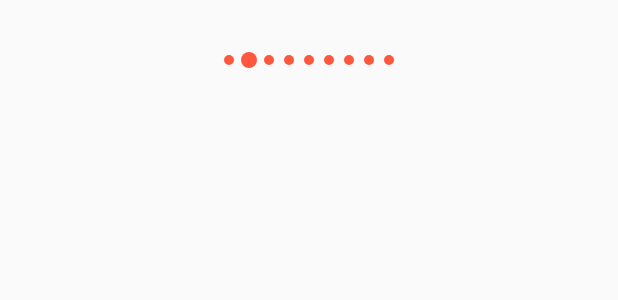
After one commit to yussefsaidi/FoodRecipesNoLocalCache, an Android app: the layout layout_loading_list_item.xml on its own in the app's theme, with its tools: preview values and no code run, on a phone screen of 412 x 824 dp. The commit adds this screen. Shown: the top 300 px of the screen. Run offline under Robolectric (Android 15) with nearby library versions, the phone set to English and light mode, and no system bars.

Commit message:
Add loading view type to RecyclerView

```diff
--- a/app/src/main/java/com/saidiyussef/foodrecipes/RecipeListActivity.java
+++ b/app/src/main/java/com/saidiyussef/foodrecipes/RecipeListActivity.java
@@ -64,6 +64,7 @@ public class RecipeListActivity extends BaseActivity implements OnRecipeListener
         searchView.setOnQueryTextListener(new SearchView.OnQueryTextListener() {
             @Override
             public boolean onQueryTextSubmit(String query) {
+                mAdapter.displayLoading();
                 searchRecipesApi(query, 1);
                 return false;
             }
--- /dev/null
+++ b/app/src/main/java/com/saidiyussef/foodrecipes/util/HorizontalDottedProgress.java
@@ -0,0 +1,128 @@
+package com.saidiyussef.foodrecipes.util;
+
+import android.content.Context;
+import android.graphics.Canvas;
+import android.graphics.Color;
+import android.graphics.Paint;
+import android.util.AttributeSet;
+import android.util.Log;
+import android.view.View;
+import android.view.animation.Animation;
+import android.view.animation.LinearInterpolator;
+import android.view.animation.Transformation;
+
+public class HorizontalDottedProgress extends View {
+    //actual dot radius
+    private int mDotRadius = 5;
+
+    //Bounced Dot Radius
+    private int mBounceDotRadius = 8;
+
+    //to get identified in which position dot has to bounce
+    private int  mDotPosition;
+
+    //specify how many dots you need in a progressbar
+    private int mDotAmount = 10;
+
+    public HorizontalDottedProgress(Context context) {
+        super(context);
+    }
+
+    public HorizontalDottedProgress(Context context, AttributeSet attrs) {
+        super(context, attrs);
+    }
+
+    public HorizontalDottedProgress(Context context, AttributeSet attrs, int defStyleAttr) {
+        super(context, attrs, defStyleAttr);
+    }
+
+    //Method to draw your customized dot on the canvas
+    @Override
+    protected void onDraw(Canvas canvas) {
+        super.onDraw(canvas);
+
+        Paint paint = new Paint();
+
+        //set the color for the dot that you want to draw
+        paint.setColor(Color.parseColor("#fd583f"));
+
+        //function to create dot
+        createDot(canvas,paint);
+    }
+
+    @Override
+    protected void onAttachedToWindow() {
+        super.onAttachedToWindow();
+        //Animation called when attaching to the window, i.e to your screen
+        startAnimation();
+    }
+
+    private void createDot(Canvas canvas, Paint paint) {
+
+        //here i have setted progress bar with 10 dots , so repeat and wnen i = mDotPosition  then increase the radius of dot i.e mBounceDotRadius
+        for(int i = 0; i < mDotAmount; i++ ){
+            if(i == mDotPosition){
+                canvas.drawCircle(10+(i*20), mBounceDotRadius, mBounceDotRadius, paint);
+            }else {
+                canvas.drawCircle(10+(i*20), mBounceDotRadius, mDotRadius, paint);
+            }
+        }
+    }
+
+    @Override
+    protected void onMeasure(int widthMeasureSpec, int heightMeasureSpec) {
+        super.onMeasure(widthMeasureSpec, heightMeasureSpec);
+        int width;
+        int height;
+
+        //calculate the view width
+        int calculatedWidth = (20*9);
+
+        width = calculatedWidth;
+        height = (mBounceDotRadius*2);
+
+
+
+        //MUST CALL THIS
+        setMeasuredDimension(width, height);
+    }
+
+    private void startAnimation() {
+        BounceAnimation bounceAnimation = new BounceAnimation();
+        bounceAnimation.setDuration(100);
+        bounceAnimation.setRepeatCount(Animation.INFINITE);
+        bounceAnimation.setInterpolator(new LinearInterpolator());
+        bounceAnimation.setAnimationListener(new Animation.AnimationListener() {
+            @Override
+            public void onAnimationStart(Animation animation) {
+
+            }
+
+            @Override
+            public void onAnimationEnd(Animation animation) {
+
+            }
+
+            @Override
+            public void onAnimationRepeat(Animation animation) {
+                mDotPosition++;
+                //when mDotPosition == mDotAmount , then start again applying animation from 0th positon , i.e  mDotPosition = 0;
+                if (mDotPosition == mDotAmount) {
+                    mDotPosition = 0;
+                }
+                Log.d("INFOMETHOD","----On Animation Repeat----");
+            }
+        });
+        startAnimation(bounceAnimation);
+    }
+
+
+    private class BounceAnimation extends Animation {
+        @Override
+        protected void applyTransformation(float interpolatedTime, Transformation t) {
+            super.applyTransformation(interpolatedTime, t);
+            //call invalidate to redraw your view againg.
+            invalidate();
+        }
+    }
+}
--- /dev/null
+++ b/app/src/main/res/layout/layout_loading_list_item.xml
@@ -0,0 +1,14 @@
+<?xml version="1.0" encoding="utf-8"?>
+<RelativeLayout
+    xmlns:android="http://schemas.android.com/apk/res/android"
+    android:orientation="vertical"
+    android:layout_width="match_parent"
+    android:layout_height="@dimen/recycler_loading_view_height">
+
+    <com.saidiyussef.foodrecipes.util.HorizontalDottedProgress
+        android:layout_width="wrap_content"
+        android:layout_height="wrap_content"
+        android:layout_centerInParent="true">
+    </com.saidiyussef.foodrecipes.util.HorizontalDottedProgress>
+
+</RelativeLayout>
```
Also changed, not shown: app/src/main/java/com/saidiyussef/foodrecipes/adapters/LoadingViewHolder.java (added, +16 -0 lines), app/src/main/java/com/saidiyussef/foodrecipes/adapters/RecipeRecyclerAdapter.java (+71 -7 lines).
